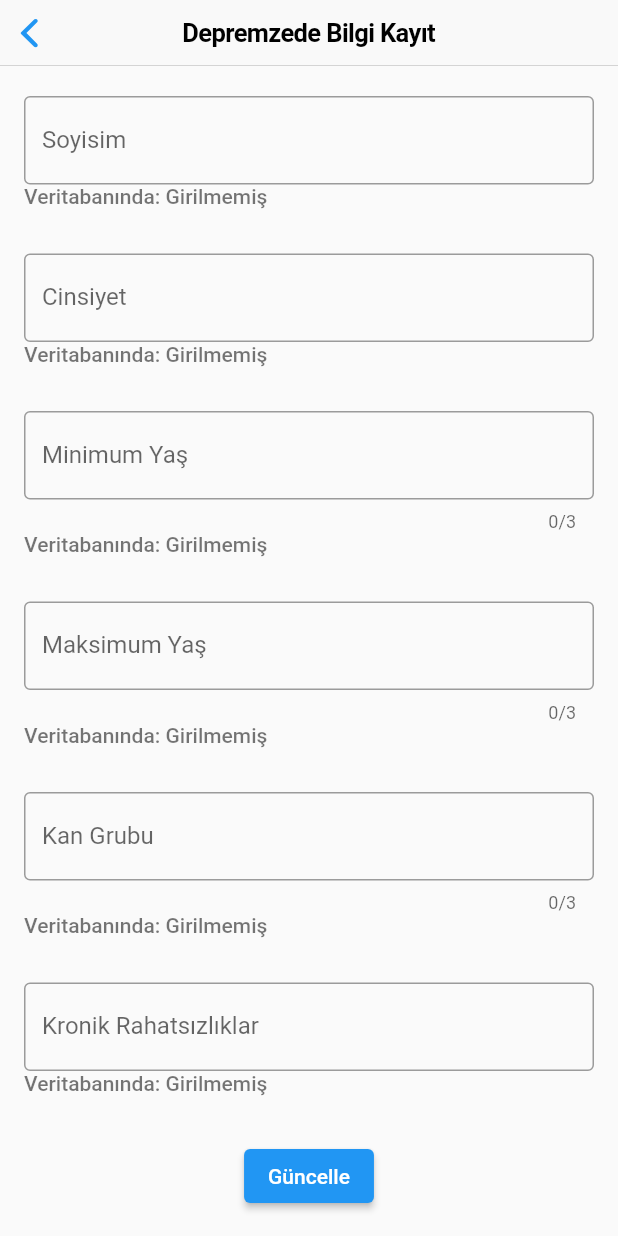
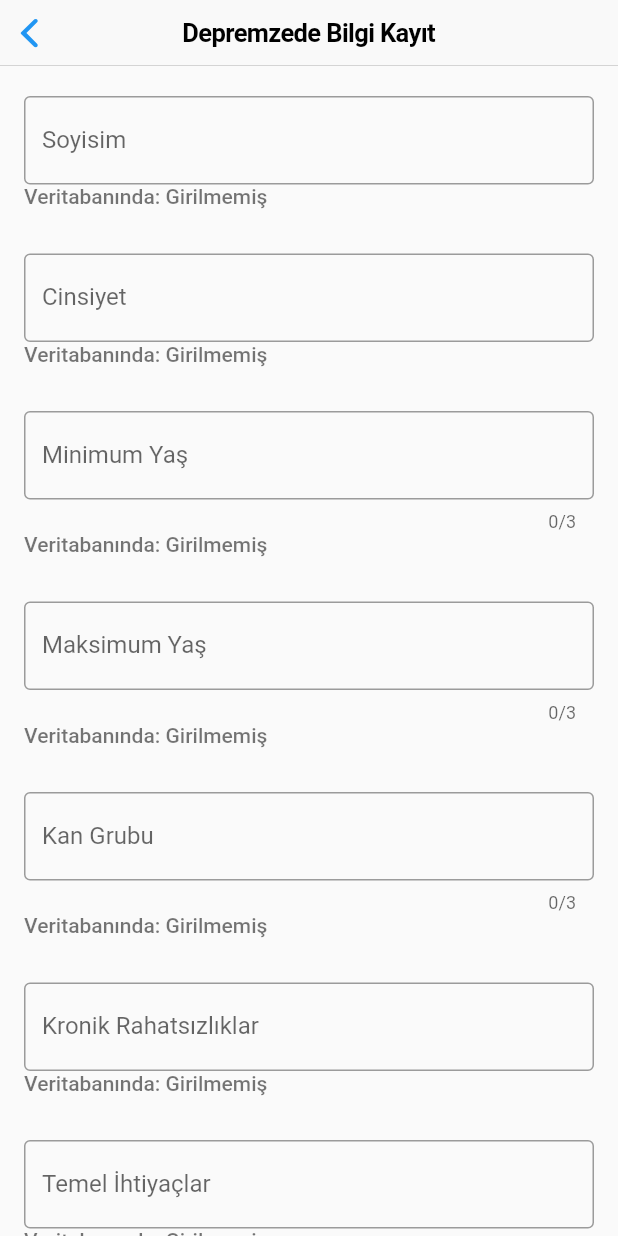
Before and after one commit to beyzanurcoban/ELEC491-EarthquakeApp, a Flutter app: the SurvivorWritePage screen opened directly with empty values, scrolled down 286 dp, on a phone screen of 412 x 824 dp. Run offline on Flutter 3.47's test engine with Material 2 defaults, Android fonts, the phone set to English and light mode, and no system bars; our stand-ins replace cloud_firestore, dropdown_search, firebase_core, flutter_map, flutter_secure_storage, geocoding and 3 more; missing offline and left inert: dart:ffi, nfc_manager; accounts and stored records are empty.

Commit message:
[fix] visibility widgets in read. essential needs added in victim write. grave number added in burial record write.

```diff
--- a/ui/lib/RoleBasedRecordWritePage.dart
+++ b/ui/lib/RoleBasedRecordWritePage.dart
@@ -703,10 +703,10 @@ class _RoleBasedRecordWritePageState extends State<RoleBasedRecordWritePage> {
                     crossAxisAlignment: CrossAxisAlignment.start,
                     children: [
                       TextFormField(
-                        controller: _notesInputController,
+                        controller: _graveNumberInputController,
                         decoration: const InputDecoration(
                           border: OutlineInputBorder(),
-                          labelText: 'Notlar',
+                          labelText: 'Mezarlık Numarası',
                         ),
                       ),
                     ],
--- a/ui/lib/SurvivorWritePage.dart
+++ b/ui/lib/SurvivorWritePage.dart
@@ -22,6 +22,7 @@ class _SurvivorWritePageState extends State<SurvivorWritePage> {
   String ageMax = 'Girilmemiş';
   String bloodType = 'Girilmemiş';
   String chronicIllness = 'Girilmemiş';
+  String essentialNeeds = 'Girilmemiş';
   double longitude = 0.0;
   double latitude = 0.0;
 
@@ -33,6 +34,7 @@ class _SurvivorWritePageState extends State<SurvivorWritePage> {
   final TextEditingController _ageMaxInputController = TextEditingController();
   final TextEditingController _bloodTypeInputController = TextEditingController();
   final TextEditingController _chronicIllnessInputController = TextEditingController();
+  final TextEditingController _essetialNeedsInputController = TextEditingController();
 
   late FirebaseFirestore db;
 
@@ -269,7 +271,6 @@ class _SurvivorWritePageState extends State<SurvivorWritePage> {
                 child: Column(
                   crossAxisAlignment: CrossAxisAlignment.start,
                   children: [
-                    // TODO: Implement Dropdown here for blood type
                     TextFormField(
                       controller: _chronicIllnessInputController,
                       decoration: const InputDecoration(
@@ -279,6 +280,29 @@ class _SurvivorWritePageState extends State<SurvivorWritePage> {
                     ),
                     Text(
                       'Veritabanında: $chronicIllness',
+                      textAlign: TextAlign.start,
+                      style: const TextStyle(
+                        color: Colors.black54,
+                        fontWeight: FontWeight.w500,
+                      ),
+                    ),
+                  ],
+                ),
+              ),
+              Padding(
+                padding: const EdgeInsets.only(bottom: 30.0),
+                child: Column(
+                  crossAxisAlignment: CrossAxisAlignment.start,
+                  children: [
+                    TextFormField(
+                      controller: _essetialNeedsInputController,
+                      decoration: const InputDecoration(
+                          border: OutlineInputBorder(),
+                          labelText: 'Temel İhtiyaçlar'
+                      ),
+                    ),
+                    Text(
+                      'Veritabanında: $essentialNeeds',
                       textAlign: TextAlign.start,
                       style: const TextStyle(
                         color: Colors.black54,
@@ -316,6 +340,7 @@ class _SurvivorWritePageState extends State<SurvivorWritePage> {
         ageMax = data['victim_age_max']?.toString() ?? ageMax;
         bloodType = data['blood_type'] ?? bloodType;
         chronicIllness = data['chronic_illness'] ?? chronicIllness;
+        essentialNeeds = data['essential_needs'] ?? essentialNeeds;
         latitude = data['latitude'] ?? latitude;
         longitude = data['longitude'] ?? longitude;
       });
@@ -353,10 +378,9 @@ class _SurvivorWritePageState extends State<SurvivorWritePage> {
       if (_chronicIllnessInputController.text.isNotEmpty) {
         victimData['chronic_illness'] = _chronicIllnessInputController.text;
       }
-
-      // TODO: After implementing location services
-      /*victimData['latitude'] = latitude;
-      victimData['longitude'] = longitude;*/
+      if (_essetialNeedsInputController.text.isNotEmpty) {
+        victimData['essential_needs'] = _essetialNeedsInputController.text;
+      }
 
       final docSnap = await docRef.get();
       if (docSnap.exists) {
```
Also changed, not shown: ui/lib/SurvivorReadPage.dart (+6 -11 lines).
